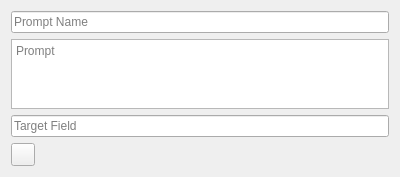
ganqqwerty/addons-anki, file 99999999/prompt_ui.ui: the form before one commit.
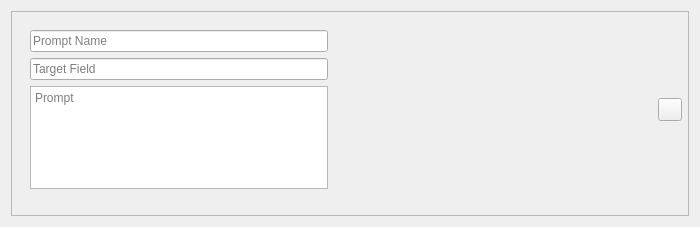
The form after the commit.

Commit message: settings window is designed in qt designer

```diff
--- a/99999999/prompt_ui.ui
+++ b/99999999/prompt_ui.ui
@@ -6,37 +6,142 @@
             <rect>
                 <x>0</x>
                 <y>0</y>
-                <width>400</width>
-                <height>150</height>
-            </rect>
-        </property>
+    <width>700</width>
+    <height>227</height>
+   </rect>
+  </property>
+  <property name="minimumSize">
+   <size>
+    <width>700</width>
+    <height>0</height>
+   </size>
+  </property>
         <layout class="QVBoxLayout" name="verticalLayout">
             <item>
+    <widget class="QFrame" name="frame">
+     <property name="sizePolicy">
+      <sizepolicy hsizetype="Expanding" vsizetype="Expanding">
+       <horstretch>0</horstretch>
+       <verstretch>0</verstretch>
+      </sizepolicy>
+     </property>
+     <property name="frameShape">
+      <enum>QFrame::StyledPanel</enum>
+     </property>
+     <property name="frameShadow">
+      <enum>QFrame::Raised</enum>
+     </property>
+     <widget class="QWidget" name="layoutWidget">
+      <property name="geometry">
+       <rect>
+        <x>10</x>
+        <y>10</y>
+        <width>661</width>
+        <height>177</height>
+       </rect>
+      </property>
+      <layout class="QHBoxLayout" name="horizontalLayout">
+       <property name="sizeConstraint">
+        <enum>QLayout::SetDefaultConstraint</enum>
+       </property>
+       <item>
+        <widget class="QWidget" name="" native="true">
+         <property name="sizePolicy">
+          <sizepolicy hsizetype="Expanding" vsizetype="Expanding">
+           <horstretch>0</horstretch>
+           <verstretch>0</verstretch>
+          </sizepolicy>
+         </property>
+         <layout class="QVBoxLayout" name="verticalLayout_2">
+          <item>
                 <widget class="QLineEdit" name="promptNameInput">
+            <property name="sizePolicy">
+             <sizepolicy hsizetype="Expanding" vsizetype="Fixed">
+              <horstretch>0</horstretch>
+              <verstretch>0</verstretch>
+             </sizepolicy>
+            </property>
                     <property name="placeholderText">
                         <string>Prompt Name</string>
                     </property>
                 </widget>
             </item>
-            <item>
-                <widget class="QTextEdit" name="promptInput">
-                    <property name="placeholderText">
-                        <string>Prompt</string>
-                    </property>
-                </widget>
-            </item>
             <item>
                 <widget class="QLineEdit" name="targetFieldInput">
+            <property name="sizePolicy">
+             <sizepolicy hsizetype="Expanding" vsizetype="Fixed">
+              <horstretch>0</horstretch>
+              <verstretch>0</verstretch>
+             </sizepolicy>
+            </property>
                     <property name="placeholderText">
                         <string>Target Field</string>
                     </property>
                 </widget>
             </item>
             <item>
+           <widget class="QTextEdit" name="promptInput">
+            <property name="sizePolicy">
+             <sizepolicy hsizetype="Expanding" vsizetype="Expanding">
+              <horstretch>0</horstretch>
+              <verstretch>0</verstretch>
+             </sizepolicy>
+            </property>
+            <property name="acceptRichText">
+             <bool>false</bool>
+            </property>
+            <property name="placeholderText">
+             <string>Prompt</string>
+            </property>
+           </widget>
+          </item>
+          <item>
+           <spacer name="verticalSpacer">
+            <property name="orientation">
+             <enum>Qt::Vertical</enum>
+            </property>
+            <property name="sizeHint" stdset="0">
+             <size>
+              <width>20</width>
+              <height>40</height>
+             </size>
+            </property>
+           </spacer>
+          </item>
+         </layout>
+        </widget>
+       </item>
+       <item>
+        <spacer name="horizontalSpacer">
+         <property name="orientation">
+          <enum>Qt::Horizontal</enum>
+         </property>
+         <property name="sizeType">
+          <enum>QSizePolicy::Expanding</enum>
+         </property>
+         <property name="sizeHint" stdset="0">
+          <size>
+           <width>0</width>
+           <height>20</height>
+          </size>
+         </property>
+        </spacer>
+       </item>
+       <item alignment="Qt::AlignRight|Qt::AlignVCenter">
                 <widget class="QToolButton" name="removePromptButton">
                     <property name="toolTip">
                         <string>Remove this prompt</string>
                     </property>
+         <property name="sizePolicy">
+          <sizepolicy hsizetype="Fixed" vsizetype="Fixed">
+           <horstretch>0</horstretch>
+           <verstretch>0</verstretch>
+          </sizepolicy>
+         </property>
+        </widget>
+       </item>
+      </layout>
+     </widget>
                 </widget>
             </item>
         </layout>
```
Lines whose indentation alone changed are shown as unchanged. The commit also changes 4 other files.
